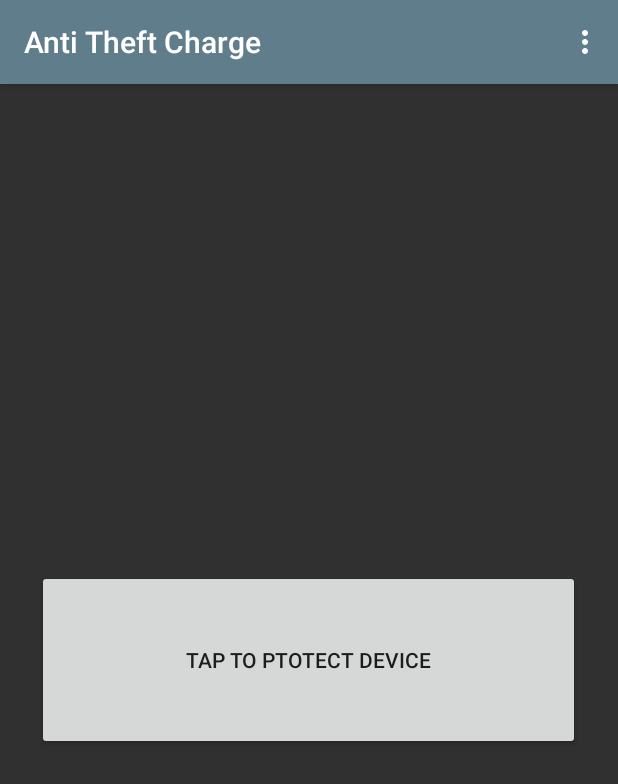
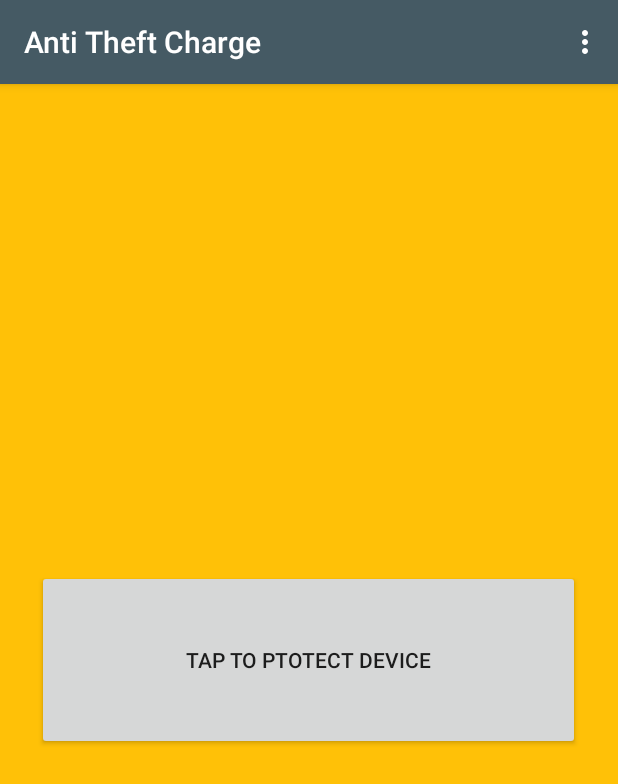
Before and after one commit to Lissy93/anti-theft-charge, an Android app: the screen it shows after launch (MainActivity), on a phone screen of 412 x 824 dp. Shown: the top 784 px of the screen. Run offline under Robolectric (Android 15) with nearby library versions, the phone set to English and light mode, and no system bars; libraries missing offline, so code that uses them is left out: com.dx.dxloadingbutton, com.github.javiersantos.materialstyleddialogs; plain views replace LoadingButton; 3 statements that could not run were skipped.

Commit message:
Impvoved color scheme

```diff
--- a/app/src/main/java/com/aliciasykes/anti_theft_charge/MainActivity.kt
+++ b/app/src/main/java/com/aliciasykes/anti_theft_charge/MainActivity.kt
@@ -90,7 +90,7 @@ class MainActivity : AppCompatActivity() {
      * Updates the background color of main layout
      * With a nice fade animation of by default 1 second
      */
-    private fun updateBackgroundColor( newBgColorId: Int = R.color.colorNeutral){
+    private fun updateBackgroundColor( newBgColorId: Int = R.color.colorAccent){
         val mainLayout = findViewById<View>(R.id.mainLayout)
         val bgFadeDuration: Long = 1000
         val newBgColor = ContextCompat.getColor(this, newBgColorId)
--- a/app/src/main/res/layout/activity_main.xml
+++ b/app/src/main/res/layout/activity_main.xml
@@ -10,7 +10,7 @@
         android:id="@+id/mainLayout"
         android:layout_width="fill_parent"
         android:layout_height="fill_parent"
-        android:background="@color/colorNeutral"
+        android:background="@color/colorAccent"
         tools:layout_editor_absoluteX="86dp"
         tools:layout_editor_absoluteY="166dp">
 
@@ -23,13 +23,13 @@
             android:layout_marginLeft="50dp"
             android:contentDescription="@string/strToggleDescription"
             android:text="@string/toggleATC"
-            app:lb_btnColor="@color/colorAccent"
+            app:lb_btnColor="@color/colorNeutral"
             app:lb_btnDisabledColor="#cccccc"
             app:lb_btnRippleColor="#000000"
             app:lb_btnText="@string/toggleATC"
             app:lb_disabledTextColor="@color/colorPrimaryDark"
             app:lb_resetAfterFailed="true"
-            app:lb_textColor="@color/colorNeutral" />
+            app:lb_textColor="@color/colorAccent" />
     </RelativeLayout>
 
 </android.support.constraint.ConstraintLayout>
--- a/app/src/main/res/values/colors.xml
+++ b/app/src/main/res/values/colors.xml
@@ -1,8 +1,8 @@
 <?xml version="1.0" encoding="utf-8"?>
 <resources>
-    <color name="colorPrimary">#607D8B</color>
-    <color name="colorPrimaryDark">#455A64</color>
-    <color name="colorAccent">#FFC107</color>
+    <color name="colorPrimary">#455A64</color>
+    <color name="colorPrimaryDark">#303030</color>
+    <color name="colorAccent">#ffc107</color>
 
     <color name="colorSafe">#2bb673</color>
     <color name="colorNeutral">#303030</color>
```
